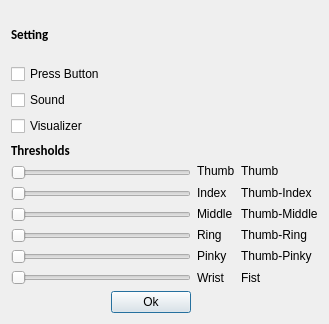
This is hand2key2.ui in brahimrejeb/Human-Machine-Interface as Qt 5 draws it before an edit. The edited form follows.
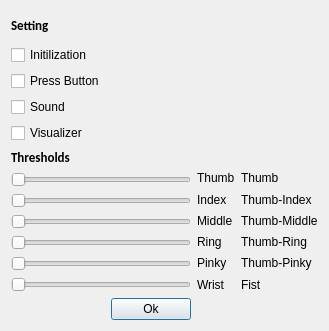
This is the edited form.

```diff
--- a/hand2key2.ui
+++ b/hand2key2.ui
@@ -7,7 +7,7 @@
     <x>0</x>
     <y>0</y>
     <width>299</width>
-    <height>324</height>
+    <height>331</height>
    </rect>
   </property>
   <property name="windowTitle">
@@ -176,6 +176,13 @@
        </property>
       </widget>
      </item>
+     <item>
+      <widget class="QCheckBox" name="Initialisation">
+       <property name="text">
+        <string>Initilization</string>
+       </property>
+      </widget>
+     </item>
      <item>
       <widget class="QCheckBox" name="PressButton">
        <property name="text">
@@ -199,7 +206,7 @@
      </item>
     </layout>
    </item>
-   <item row="1" column="0" colspan="2">
+   <item row="2" column="0" colspan="2">
     <layout class="QVBoxLayout" name="verticalLayout">
      <item>
       <widget class="QLabel" name="label">
@@ -260,7 +267,7 @@
      </item>
     </layout>
    </item>
-   <item row="1" column="2">
+   <item row="2" column="2">
     <layout class="QVBoxLayout" name="SimpleModeLayout">
      <item>
       <widget class="QLabel" name="space">
@@ -313,7 +320,7 @@
      </item>
     </layout>
    </item>
-   <item row="1" column="3">
+   <item row="2" column="3">
     <layout class="QVBoxLayout" name="AdvancedLayout">
      <item>
       <widget class="QLabel" name="space_2">
@@ -366,7 +373,7 @@
      </item>
     </layout>
    </item>
-   <item row="2" column="1">
+   <item row="3" column="1">
     <widget class="QPushButton" name="Ok">
      <property name="palette">
       <palette>
```
